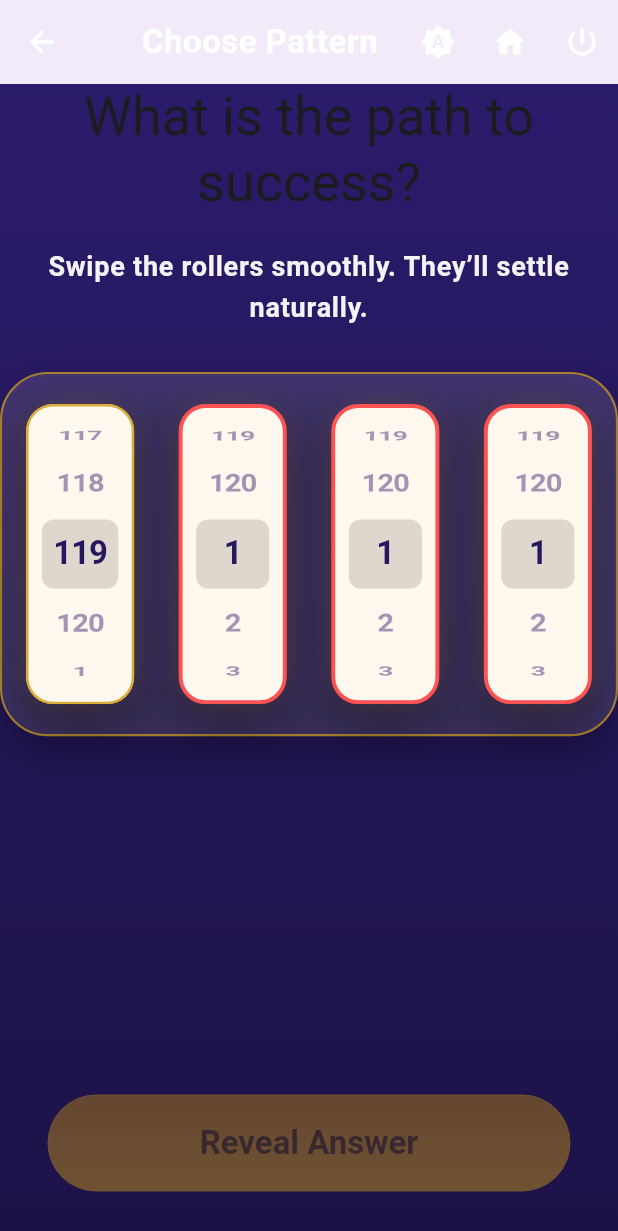
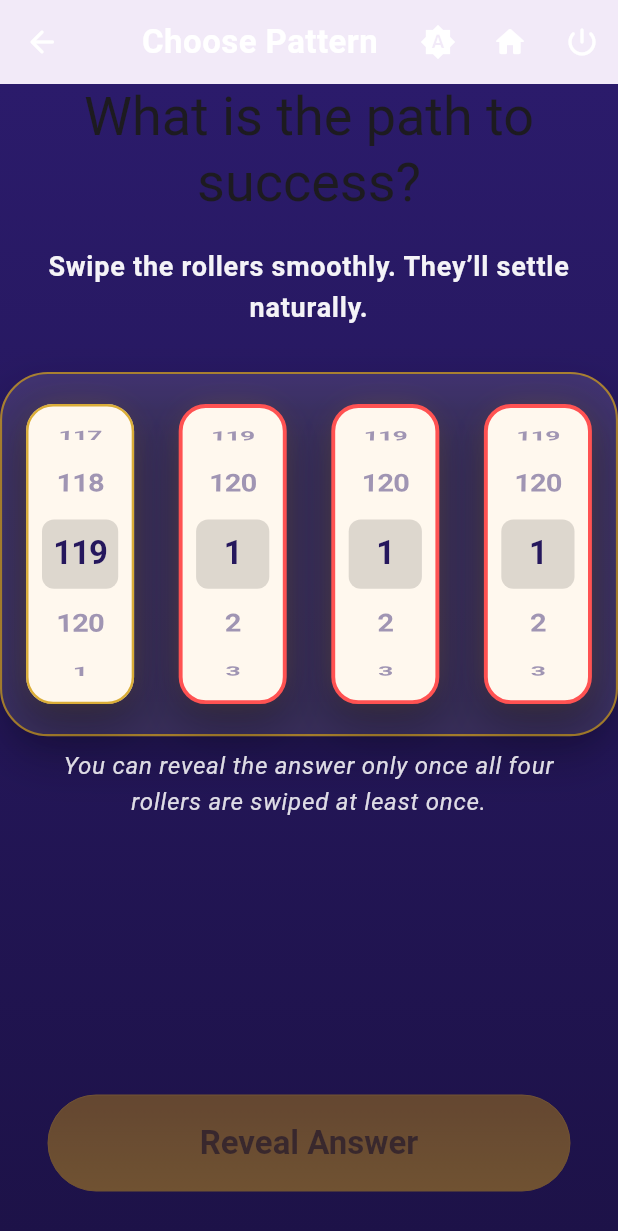
Before and after one commit to chirag1202/WisdomSutra, a Flutter app: the PatternPickerScreen screen opened directly, after a tap on an icon or button, on a phone screen of 412 x 824 dp. Shown: the top 1231 px of the screen. Run offline on Flutter 3.47's test engine with Material 3 defaults, Android fonts, the phone set to English and light mode, and no system bars; our stand-ins replace app_links, shared_preferences, supabase_flutter; accounts and stored records are empty.

Commit message:
Add 'Ask a Question' button to HomeScreen and improve user guidance in PatternPickerScreen

```diff
--- a/lib/screens/home/home_screen.dart
+++ b/lib/screens/home/home_screen.dart
@@ -58,6 +58,13 @@ class HomeScreen extends StatelessWidget {
                             textAlign: TextAlign.center,
                           ),
                           const SizedBox(height: 40),
+                          GoldenButton(
+                            label: 'Ask a Question',
+                            onPressed: () {
+                              Navigator.pushNamed(context, '/questions');
+                            },
+                          ),
+                          const SizedBox(height: 32),
                           _buildFeatureCard(
                             context,
                             icon: Icons.menu_book_rounded,
@@ -87,14 +94,7 @@ class HomeScreen extends StatelessWidget {
                             colors: colors,
                             theme: theme,
                           ),
-                          const SizedBox(height: 40),
                           const Spacer(),
-                          GoldenButton(
-                            label: 'Ask a Question',
-                            onPressed: () {
-                              Navigator.pushNamed(context, '/questions');
-                            },
-                          ),
                           const SizedBox(height: 20),
                         ],
                       ),
--- a/lib/screens/pattern/pattern_picker_screen.dart
+++ b/lib/screens/pattern/pattern_picker_screen.dart
@@ -111,6 +111,20 @@ class _PatternPickerScreenState extends State<PatternPickerScreen> {
               ),
             ),
             const SizedBox(height: 8),
+            if (!allRollersTouched)
+              Padding(
+                padding: const EdgeInsets.symmetric(horizontal: 32),
+                child: Text(
+                  'You can reveal the answer only once all four rollers are swiped at least once.',
+                  textAlign: TextAlign.center,
+                  style: theme.textTheme.bodyLarge?.copyWith(
+                    color:
+                        (colors?.textOnDark ?? Colors.white).withOpacity(0.85),
+                    fontStyle: FontStyle.italic,
+                    fontSize: 16,
+                  ),
+                ),
+              ),
             const Spacer(),
             Padding(
               padding: const EdgeInsets.symmetric(horizontal: 32, vertical: 30),
--- a/lib/widgets/pattern_wheel.dart
+++ b/lib/widgets/pattern_wheel.dart
@@ -54,8 +54,15 @@ class _PatternWheelState extends State<PatternWheel> {
   void didUpdateWidget(covariant PatternWheel oldWidget) {
     super.didUpdateWidget(oldWidget);
     if (oldWidget.value != widget.value && _controller.hasClients) {
+      final isFirstTouchTransition =
+          oldWidget.isTouched == false && widget.isTouched == true;
+      if (isFirstTouchTransition) {
+        return;
+      }
       final target = (widget.value.clamp(1, kItems)) - 1;
-      _controller.jumpToItem(target);
+      if (_controller.selectedItem != target) {
+        _controller.jumpToItem(target);
+      }
     }
   }
 
```
